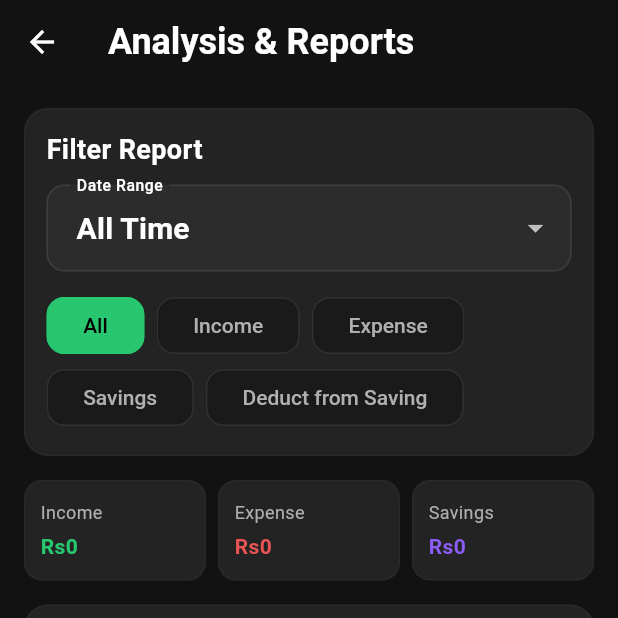
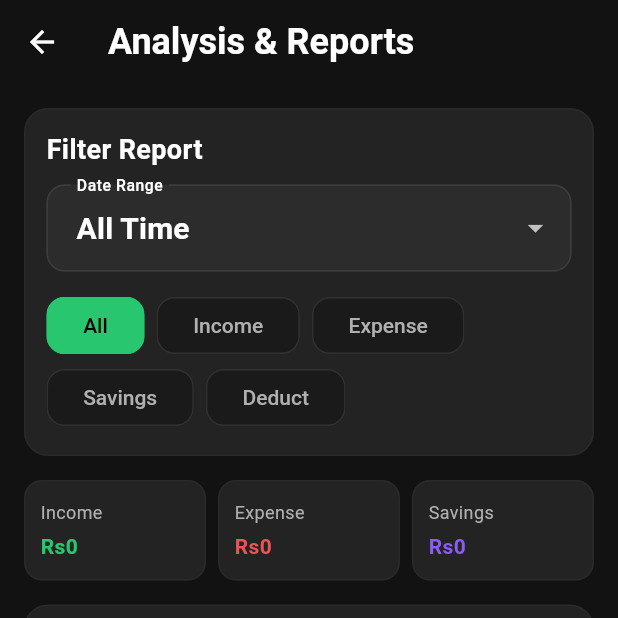
Before and after one commit to chamudithaperera/money-manager-app-flutter, a Flutter app: the screen it shows after launch, item 4 of the bottom bar chosen, after a tap on "Analysis & Reports", on a phone screen of 412 x 824 dp, the top half of it. Run offline on Flutter 3.47's test engine with Material 3 defaults, Android fonts, the phone set to English and light mode, and no system bars; our stand-ins replace fl_chart, flutter_riverpod, image_picker, pdf, shared_preferences, sqflite; accounts and stored records are empty.

Commit message:
refactor: Streamline transaction type labels, enhance PDF report saving, and optimize balance calculation.

```diff
--- a/lib/features/home/widgets/add_transaction_modal.dart
+++ b/lib/features/home/widgets/add_transaction_modal.dart
@@ -485,7 +485,7 @@ const List<_TypeOption> _typeOptions = [
   ),
   _TypeOption(
     type: TransactionType.savingDeduct,
-    label: 'Deduct from Saving',
+    label: 'Deduct',
     icon: Icons.money_off,
     color: Colors.orange,
   ),
--- a/lib/features/profile/analysis_report_page.dart
+++ b/lib/features/profile/analysis_report_page.dart
@@ -121,7 +121,7 @@ class _AnalysisReportPageState extends ConsumerState<AnalysisReportPage> {
               _typeChip('Income', TransactionType.income),
               _typeChip('Expense', TransactionType.expense),
               _typeChip('Savings', TransactionType.savings),
-              _typeChip('Deduct from Saving', TransactionType.savingDeduct),
+              _typeChip('Deduct', TransactionType.savingDeduct),
             ],
           ),
         ],
@@ -628,7 +628,7 @@ class _AnalysisReportPageState extends ConsumerState<AnalysisReportPage> {
                       'Savings: $currency${summary.savings.toStringAsFixed(2)}',
                     ),
                     pw.Text(
-                      'Deduct from Saving: $currency${summary.savingDeduct.toStringAsFixed(2)}',
+                      'Deduct: $currency${summary.savingDeduct.toStringAsFixed(2)}',
                     ),
                     pw.Text(
                       'Net Savings: $currency${summary.netSavings.toStringAsFixed(2)}',
@@ -675,9 +675,13 @@ class _AnalysisReportPageState extends ConsumerState<AnalysisReportPage> {
 
       final bytes = await pdf.save();
       final targetDir = await _getDownloadDirectory();
+      final reportDir = Directory(p.join(targetDir.path, 'Money Manager'));
+      if (!await reportDir.exists()) {
+        await reportDir.create(recursive: true);
+      }
       final fileName =
           'money_report_${DateFormat('yyyyMMdd_HHmmss').format(DateTime.now())}.pdf';
-      final filePath = p.join(targetDir.path, fileName);
+      final filePath = p.join(reportDir.path, fileName);
       await File(filePath).writeAsBytes(bytes, flush: true);
 
       if (!mounted) return;
--- a/lib/features/profile/profile_page.dart
+++ b/lib/features/profile/profile_page.dart
@@ -124,6 +124,7 @@ class _ProfilePageState extends ConsumerState<ProfilePage> {
     }
 
     final netSavings = savings - savingDeduct;
+    final balance = income - expense - savings;
     final now = DateTime.now();
     final thisMonthCount = transactions.where((tx) {
       return tx.date.year == now.year && tx.date.month == now.month;
@@ -139,7 +140,7 @@ class _ProfilePageState extends ConsumerState<ProfilePage> {
       income: income,
       expense: expense,
       savings: netSavings,
-      balance: income - expense - netSavings,
+      balance: balance,
       totalTransactions: transactions.length,
       thisMonthTransactions: thisMonthCount,
       memberSince: oldestDate,
--- a/lib/features/transaction_history/filter_bar.dart
+++ b/lib/features/transaction_history/filter_bar.dart
@@ -24,10 +24,7 @@ class FilterBar extends StatelessWidget {
       const _TypeChip(label: 'Income', type: TransactionType.income),
       const _TypeChip(label: 'Expense', type: TransactionType.expense),
       const _TypeChip(label: 'Savings', type: TransactionType.savings),
-      const _TypeChip(
-        label: 'Deduct from Saving',
-        type: TransactionType.savingDeduct,
-      ),
+      const _TypeChip(label: 'Deduct', type: TransactionType.savingDeduct),
     ];
 
     return Column(
--- a/lib/providers/transaction_providers.dart
+++ b/lib/providers/transaction_providers.dart
@@ -43,12 +43,13 @@ final statsProvider = Provider<HomeStats>((ref) {
   }
 
   final netSavings = savings - savingDeduct;
+  final balance = income - expenses - savings;
 
   return HomeStats(
     income: income,
     expenses: expenses,
     savings: netSavings,
-    balance: income - expenses - netSavings,
+    balance: balance,
   );
 });
 
```
